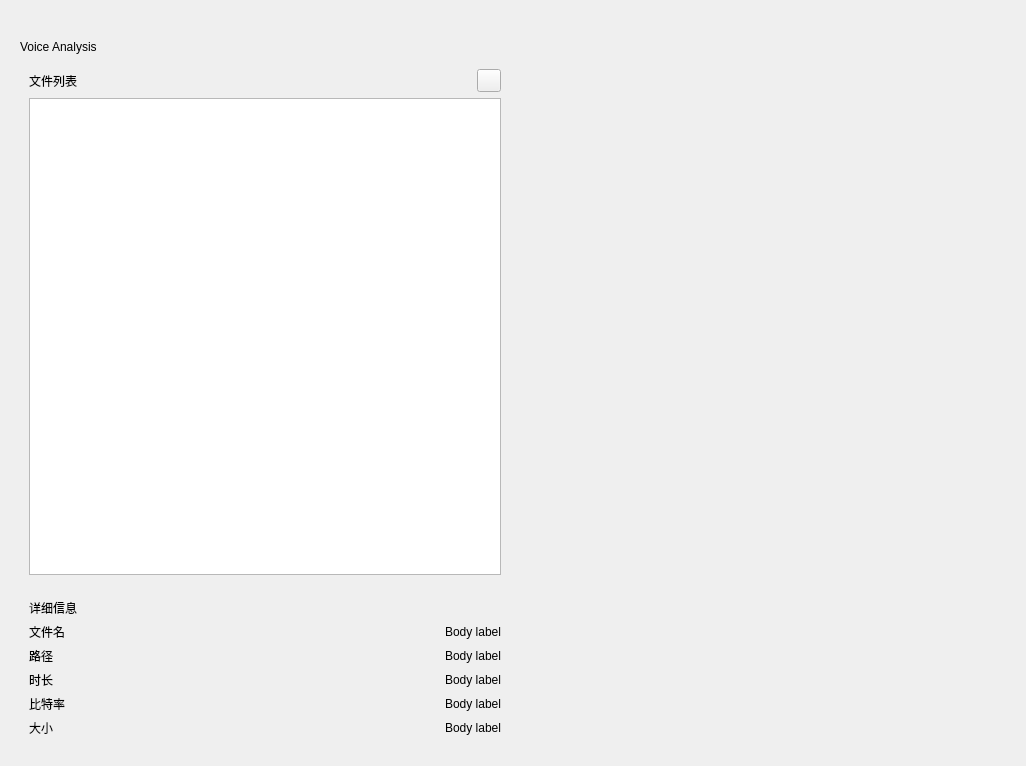
First picture: the form in ui/VoiceAnalysisInterface.ui, repository Pigletzzz/SignalProcessing, before the edit.
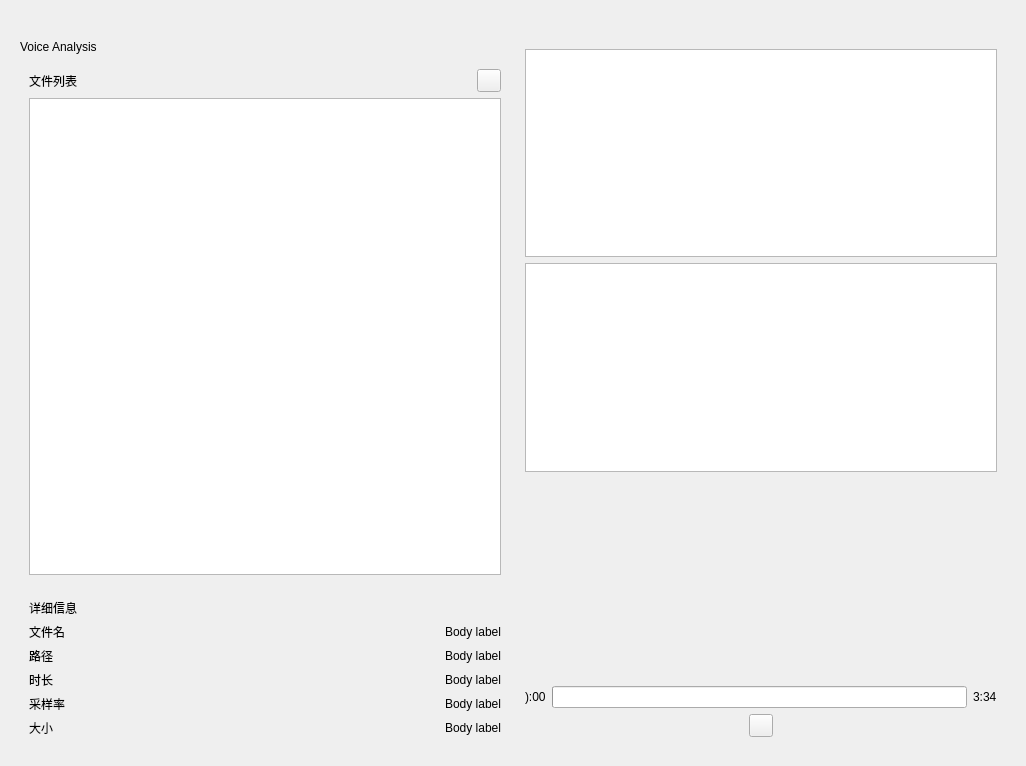
Second picture: the form after the edit. Custom widgets are drawn as their Qt base class.

The edit to the form file:
```diff
--- a/ui/VoiceAnalysisInterface.ui
+++ b/ui/VoiceAnalysisInterface.ui
@@ -176,7 +176,7 @@
         <item row="4" column="0">
          <widget class="BodyLabel" name="BodyLabel_9">
           <property name="text">
-           <string>比特率</string>
+           <string>采样率</string>
           </property>
          </widget>
         </item>
@@ -200,6 +200,63 @@
        <verstretch>0</verstretch>
       </sizepolicy>
      </property>
+     <layout class="QVBoxLayout" name="verticalLayout_3">
+      <item>
+       <widget class="QGraphicsView" name="graphicsView"/>
+      </item>
+      <item>
+       <widget class="QGraphicsView" name="graphicsView_2"/>
+      </item>
+      <item>
+       <spacer name="verticalSpacer">
+        <property name="orientation">
+         <enum>Qt::Vertical</enum>
+        </property>
+        <property name="sizeHint" stdset="0">
+         <size>
+          <width>20</width>
+          <height>40</height>
+         </size>
+        </property>
+       </spacer>
+      </item>
+      <item>
+       <layout class="QHBoxLayout" name="horizontalLayout_3">
+        <item>
+         <widget class="CaptionLabel" name="currentTimeLabel">
+          <property name="sizePolicy">
+           <sizepolicy hsizetype="Fixed" vsizetype="Fixed">
+            <horstretch>0</horstretch>
+            <verstretch>0</verstretch>
+           </sizepolicy>
+          </property>
+          <property name="text">
+           <string>):00</string>
+          </property>
+         </widget>
+        </item>
+        <item>
+         <widget class="ProgressBar" name="audioProcessBar"/>
+        </item>
+        <item>
+         <widget class="CaptionLabel" name="totalTimeLabel">
+          <property name="sizePolicy">
+           <sizepolicy hsizetype="Preferred" vsizetype="Fixed">
+            <horstretch>0</horstretch>
+            <verstretch>0</verstretch>
+           </sizepolicy>
+          </property>
+          <property name="text">
+           <string>3:34</string>
+          </property>
+         </widget>
+        </item>
+       </layout>
+      </item>
+      <item alignment="Qt::AlignHCenter|Qt::AlignVCenter">
+       <widget class="ToolButton" name="playButton"/>
+      </item>
+     </layout>
     </widget>
    </item>
   </layout>
@@ -227,6 +284,11 @@
    <header>qfluentwidgets</header>
    <container>1</container>
   </customwidget>
+  <customwidget>
+   <class>CaptionLabel</class>
+   <extends>QLabel</extends>
+   <header>qfluentwidgets</header>
+  </customwidget>
   <customwidget>
    <class>BodyLabel</class>
    <extends>QLabel</extends>
@@ -242,6 +304,11 @@
    <extends>QLabel</extends>
    <header>qfluentwidgets</header>
   </customwidget>
+  <customwidget>
+   <class>ProgressBar</class>
+   <extends>QProgressBar</extends>
+   <header>qfluentwidgets</header>
+  </customwidget>
   <customwidget>
    <class>TableWidget</class>
    <extends>QTableWidget</extends>
```
Left out of the diff: 14 changed lines with no effect on the pictures.
